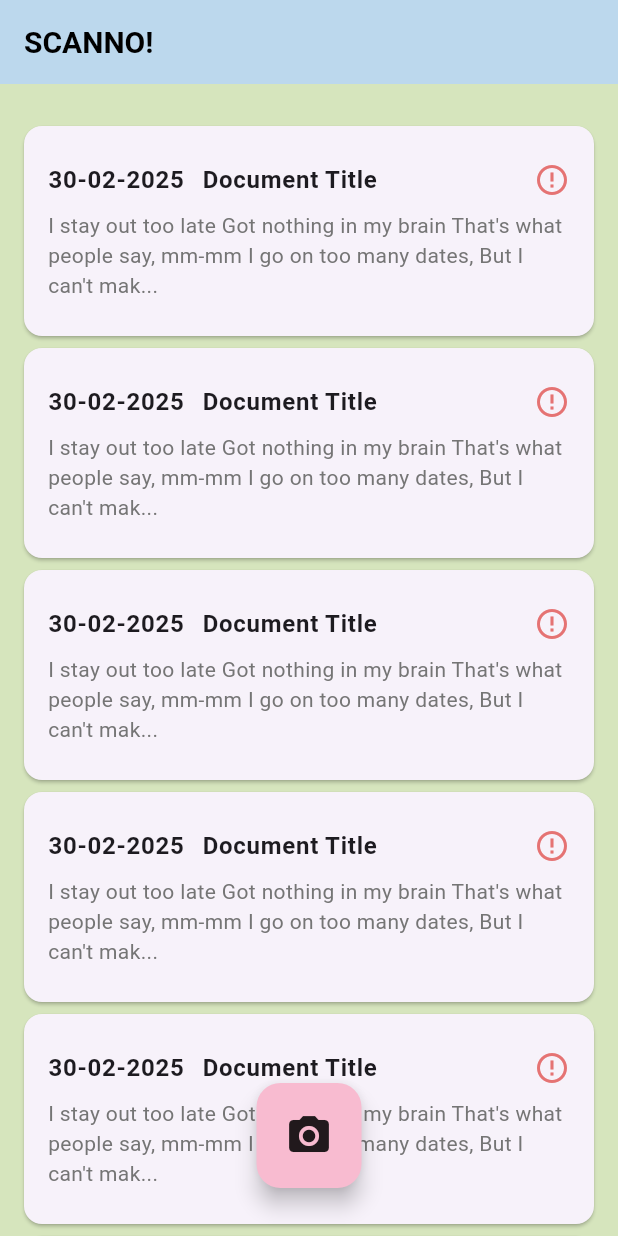
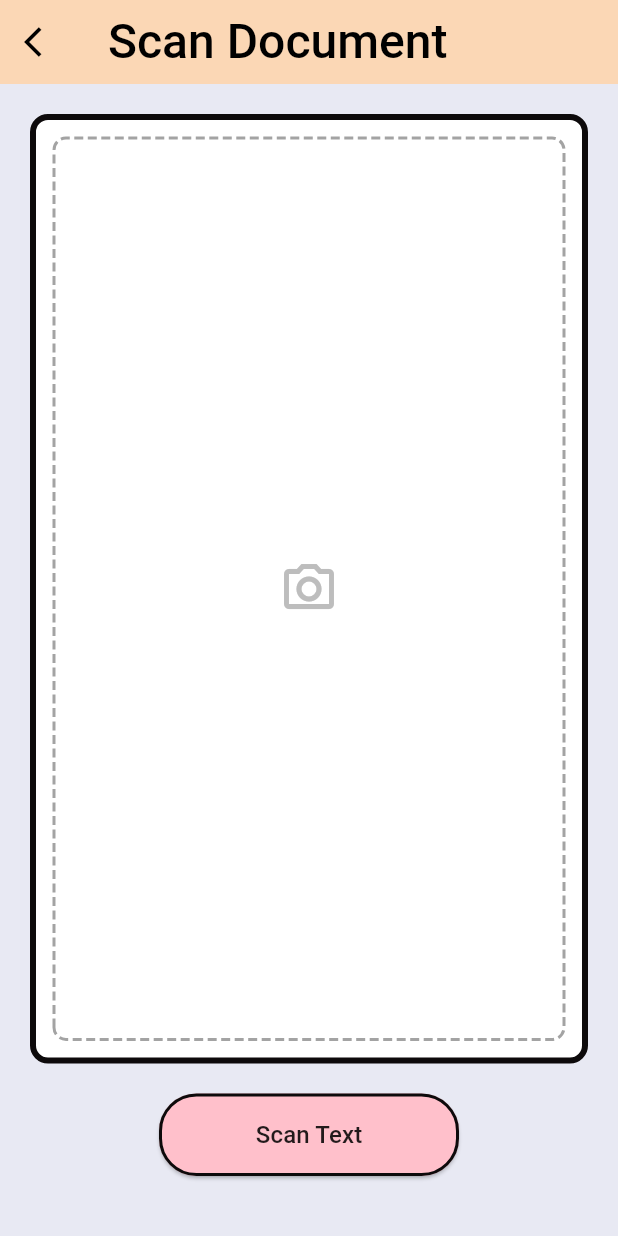
Before and after one commit to yc2o/scano, a Flutter app: the screen it shows after launch, on a phone screen of 412 x 824 dp. Run offline on Flutter 3.47's test engine with Material 3 defaults, Android fonts, the phone set to English and light mode, and no system bars; drawn by our look-alikes of dotted_border; our stand-ins replace sqflite; accounts and stored records are empty.

Commit message:
feat: camera_scan_page

```diff
--- a/lib/main.dart
+++ b/lib/main.dart
@@ -1,7 +1,7 @@
 import 'package:flutter/material.dart';
 import 'package:intl/date_symbol_data_local.dart';
 import 'package:scano/dat/scan_data.dart';
-import 'package:scano/screens/home_page.dart';
+import 'package:scano/screens/camera_scan_page.dart';
 
 void main() async {
   WidgetsFlutterBinding.ensureInitialized();
@@ -16,7 +16,7 @@ class MainApp extends StatelessWidget {
   @override
   Widget build(BuildContext context) {
     return MaterialApp(
-      home: HomePage(),
+      home: ScanCamera(),
       debugShowCheckedModeBanner: false,
     );
     /*
--- /dev/null
+++ b/lib/screens/camera_scan_page.dart
@@ -0,0 +1,112 @@
+import 'package:flutter/material.dart';
+import 'package:scano/theme/app_colors.dart';
+import 'Widget/DashedBorderPainter.dart';
+import 'package:dotted_border/dotted_border.dart';
+class ScanCamera extends StatelessWidget {
+  const ScanCamera({Key? key}) : super(key: key);
+
+  @override
+  Widget build(BuildContext context) {
+    return Scaffold(
+      backgroundColor: const Color(0xFFE8E9F3), // Light purple/blue background
+      appBar: AppBar(
+        backgroundColor: AppColors.senary,
+        elevation: 0.5,
+        leading: IconButton(
+          icon: const Icon(Icons.arrow_back_ios, color: Colors.black),
+          onPressed: () {
+            Navigator.pop(context);
+          },
+        ),
+        title: const Text(
+          'Scan Document',
+          style: TextStyle(
+            color: Colors.black,
+            fontSize: 32,
+            fontWeight: FontWeight.w500,
+          ),
+        ),
+      ),
+      body: Column(
+  children: [
+    Expanded(
+      child: Padding(
+        padding: const EdgeInsets.all(20.0),
+        child: Container(
+          decoration: BoxDecoration(
+            color: Colors.white,
+            borderRadius: BorderRadius.circular(12),
+            border: Border.all(
+              color: AppColors.black,
+              width: 4,
+            ),
+          ),
+          child: Stack(
+            alignment: Alignment.center,
+            children: [
+              // Dotted border container
+              Padding(
+                padding: const EdgeInsets.all(12),
+                child: DottedBorder(
+                  borderType: BorderType.RRect,
+                  radius: const Radius.circular(8),
+                  dashPattern: const [6, 3], // Mengatur pola garis putus-putus
+                  color: AppColors.gray,
+                  strokeWidth: 2,
+                  child: Container(
+                    width: double.infinity,
+                    height: double.infinity,
+                  ),
+                ),
+              ),
+              // Camera icon
+              Icon(
+                Icons.camera_alt_outlined,
+                size: 40,
+                color: Colors.grey[400],
+              ),
+            ],
+          ),
+        ),
+      ),
+    ),
+          // Scan Text button
+          Padding(
+            padding: const EdgeInsets.only(
+              bottom: 40.0,
+              left: 20.0,
+              right: 20.0,
+            ),
+            child: SizedBox(
+              width: 200, // Atur lebar tetap yang diinginkan
+              child: ElevatedButton(
+                onPressed: () {
+                  // Add scanning functionality here
+                },
+                style: ElevatedButton.styleFrom(
+                  backgroundColor: const Color(0xFFFFC0CB),
+                  padding: const EdgeInsets.symmetric(
+                    vertical: 16,
+                    horizontal: 16,
+                  ),
+                  shape: RoundedRectangleBorder(
+                    borderRadius: BorderRadius.circular(25),
+                    side: BorderSide(color: AppColors.black, width: 2),
+                  ),
+                ),
+                child: const Text(
+                  'Scan Text',
+                  style: TextStyle(
+                    color: Colors.black87,
+                    fontSize: 16,
+                    fontWeight: FontWeight.w500,
+                  ),
+                ),
+              ),
+            ),
+          ),
+        ],
+      ),
+    );
+  }
+}
--- a/lib/screens/home_page.dart
+++ /dev/null
@@ -1,97 +0,0 @@
-import 'package:flutter/material.dart';
-import 'package:intl/intl.dart';
-import 'package:scano/dat/scan_data.dart';
-import 'package:scano/theme/app_colors.dart';
-
-class HomePage extends StatelessWidget {
-  const HomePage({Key? key}) : super(key: key);
-
-  @override
-  Widget build(BuildContext context) {
-    return Scaffold(
-      backgroundColor: AppColors.tertiary, // Light green background
-      appBar: AppBar(
-        title: const Text(
-          'SCANNO!',
-          style: TextStyle(
-            fontSize: 20,
-            fontWeight: FontWeight.bold,
-            color: Colors.black,
-          ),
-        ),
-        backgroundColor: AppColors.primary, // Light blue app bar
-        elevation: 0,
-      ),
-      body: Column(
-        children: [
-          const Padding(
-            padding: EdgeInsets.all(8.0),
-
-          ),
-          Expanded(
-            child: ListView.builder(
-              padding: const EdgeInsets.all(8),
-              itemCount: 6, // Number of document cards
-              itemBuilder: (context, index) {
-                return Card(
-                  margin: const EdgeInsets.symmetric(vertical: 4, horizontal: 8),
-                  child: ListTile(
-                    contentPadding: const EdgeInsets.all(16),
-                    title: Row(
-                      children: [
-                        const Text(
-                          '30-02-2025',
-                          style: TextStyle(
-                            fontWeight: FontWeight.bold,
-                          ),
-                        ),
-                        const SizedBox(width: 12),
-                        const Text(
-                          'Document Title',
-                          style: TextStyle(
-                            fontWeight: FontWeight.bold,
-                          ),
-                        ),
-                        const Spacer(),
-                        Icon(
-                          Icons.error_outline,
-                          color: Colors.red[300],
-                        ),
-                      ],
-                    ),
-                    subtitle: Padding(
-                      padding: const EdgeInsets.only(top: 8.0),
-                      child: Text(
-                        'I stay out too late Got nothing in my brain That\'s what people say, mm-mm I go on too many dates, But I can\'t mak...',
-                        style: TextStyle(
-                          color: Colors.grey[600],
-                        ),
-                      ),
-                    ),
-                  ),
-                );
-              },
-            ),
-          ),
-        ],
-      ),
-      floatingActionButton: Container(
-        height: 70,
-        width: 70,
-        margin: const EdgeInsets.only(bottom: 16),
-        child: FloatingActionButton(
-          backgroundColor: Colors.pink[100],
-          child: const Icon(
-            Icons.camera_alt,
-            size: 32,
-            color: Colors.black87,
-          ),
-          onPressed: () {
-            // Add camera functionality here
-          },
-        ),
-      ),
-      floatingActionButtonLocation: FloatingActionButtonLocation.centerFloat,
-    );
-  }
-}
--- a/pubspec.yaml
+++ b/pubspec.yaml
@@ -12,6 +12,7 @@ dependencies:
   intl: ^0.20.2
   path: ^1.9.1
   sqflite: ^2.4.2
+  dotted_border: ^2.0.0+3
 
 dev_dependencies:
   flutter_test:
```
Also changed, not shown: lib/screens/Widget/DashedBorderPainter.dart (added, +75 -0 lines), pubspec.lock.
